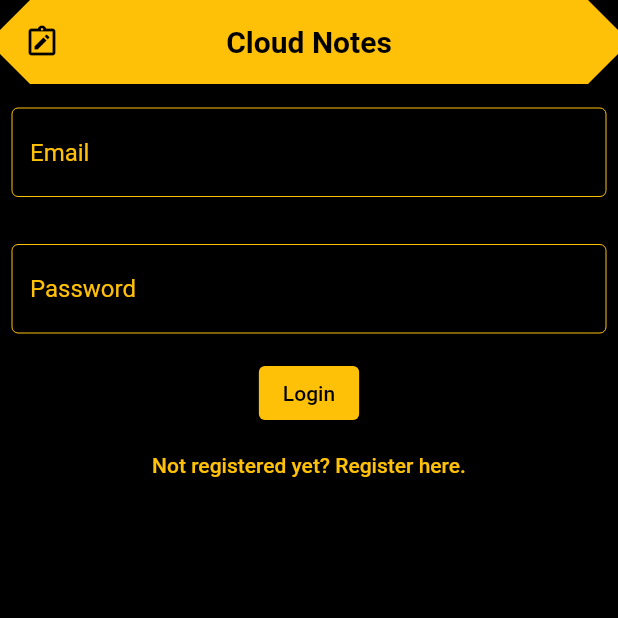
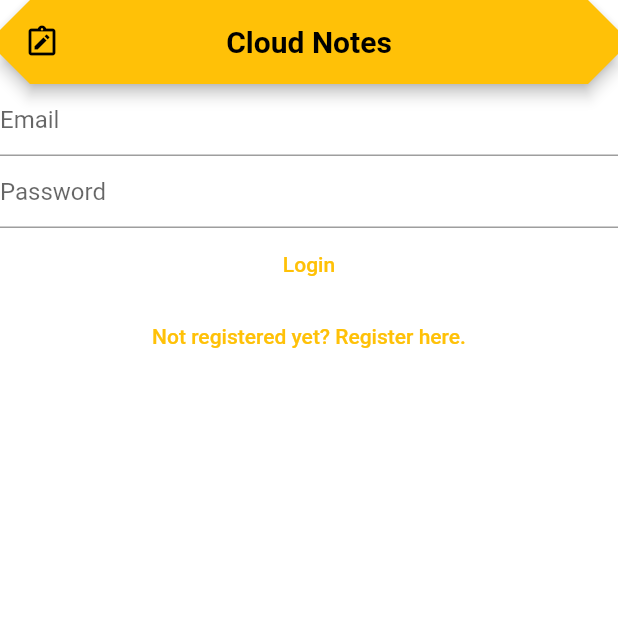
Before and after one commit to Diptonil/cloud-notes, a Flutter app: the screen it shows after launch, on a phone screen of 412 x 824 dp, the top half of it. Run offline on Flutter 3.47's test engine with Material 2 defaults, Android fonts, the light colour scheme and no system bars; our stand-ins replace firebase_auth, firebase_core, hive_flutter; accounts and stored records are empty; Roboto replaces fonts that are missing (Quicksand).

Commit message:
Trying again with NoSQL

```diff
--- a/lib/utils/constants.dart
+++ b/lib/utils/constants.dart
@@ -1,8 +1,6 @@
-// Routes
 import 'package:flutter/material.dart';
 
-
-const String createNoteRoute = '/note/create';
+// Routes
 const String homeRoute = '/home';
 const String loginRoute = '/login';
 const String registerRoute = '/register';
--- a/lib/widgets/appbar.dart
+++ b/lib/widgets/appbar.dart
@@ -1,6 +1,7 @@
 import 'package:flutter/material.dart';
 import 'package:cloudnotes/utils/constants.dart';
 import 'package:cloudnotes/utils/logout.dart';
+import 'dart:developer' as devtools show log;
 import 'package:cloudnotes/widgets/auth/dialogs.dart';
 
 enum MenuItem {
@@ -20,8 +21,8 @@ class AnonymousUserAppBar extends StatelessWidget
       titleSpacing: 0,
       centerTitle: true,
       leading: const Icon(Icons.note_alt_outlined),
-      foregroundColor: secondaryTextColor,
-      backgroundColor: primaryTextColor,
+      foregroundColor: Colors.black,
+      backgroundColor: Colors.amber,
       shape: BeveledRectangleBorder(borderRadius: BorderRadius.circular(20)),
       title: const Text(
         _title,
@@ -49,8 +50,8 @@ class BaseAppBar extends StatelessWidget implements PreferredSizeWidget {
       titleSpacing: 0,
       centerTitle: true,
       leading: const Icon(Icons.note_alt_outlined),
-      foregroundColor: secondaryTextColor,
-      backgroundColor: primaryTextColor,
+      foregroundColor: Colors.black,
+      backgroundColor: Colors.amber,
       shape: BeveledRectangleBorder(borderRadius: BorderRadius.circular(20)),
       title: const Text(
         _title,
@@ -93,6 +94,7 @@ class _PopupMenuState extends State<PopupMenu> {
         switch (value) {
           case MenuItem.logout:
             bool shouldLogout = await showLogoutDialog(context);
+            devtools.log(shouldLogout.toString());
             print(shouldLogout);
             logout(shouldLogout);
             if (context.mounted && shouldLogout) {
--- a/lib/widgets/auth/buttons.dart
+++ b/lib/widgets/auth/buttons.dart
@@ -22,7 +22,7 @@ class _RegisterButtonState extends State<RegisterButton> {
 
   @override
   Widget build(BuildContext context) {
-    return ElevatedButton(
+    return TextButton(
       onPressed: () async {
         final String email = widget.emailController.text;
         final String password = widget.passwordController.text;
@@ -34,10 +34,6 @@ class _RegisterButtonState extends State<RegisterButton> {
           Navigator.push(context, MaterialPageRoute(builder: (ctx) => const EmailVerificationScreen()));
         }
       },
-      style: ButtonStyle(
-        foregroundColor: MaterialStateProperty.all<Color>(secondaryTextColor),
-        backgroundColor: MaterialStateProperty.all<Color>(primaryTextColor),
-      ),
       child: const Text('Register')
     );
   }
@@ -58,16 +54,12 @@ class _LoginButtonState extends State<LoginButton> {
 
   @override
   Widget build(BuildContext context) {
-    return ElevatedButton(
+    return TextButton(
       onPressed: () async {
         final String email = widget.emailController.text;
         final String password = widget.passwordController.text;
         authLogin(context, email, password);
       },
-      style: ButtonStyle(
-        foregroundColor: MaterialStateProperty.all<Color>(secondaryTextColor),
-        backgroundColor: MaterialStateProperty.all<Color>(primaryTextColor),
-      ),
       child: const Text('Login')
     );
   }
@@ -105,13 +97,10 @@ class _RegisterNowButtonState extends State<RegisterNowButton> {
   @override
   Widget build(BuildContext context) {
     return TextButton(
-      style: ButtonStyle(
-        foregroundColor: MaterialStateProperty.all<Color>(primaryTextColor)
-      ),
+      child: const Text('Not registered yet? Register here.'),
       onPressed: () {
         Navigator.of(context).pushNamedAndRemoveUntil(registerRoute, (route) => false);
-      },
-      child: const Text('Not registered yet? Register here.')
+      }
     );
   }
 }
@@ -129,13 +118,10 @@ class _LoginNowButtonState extends State<LoginNowButton> {
   @override
   Widget build(BuildContext context) {
     return TextButton(
-      style: ButtonStyle(
-        foregroundColor: MaterialStateProperty.all<Color>(primaryTextColor)
-      ),
+      child: const Text('Already a member? Login here.'),
       onPressed: () {
         Navigator.of(context).pushNamedAndRemoveUntil(loginRoute, (route) => false);
-      },
-      child: const Text('Not registered yet? Register here.')
+      }
     );
   }
 }
--- a/lib/widgets/auth/screens.dart
+++ b/lib/widgets/auth/screens.dart
@@ -1,4 +1,3 @@
-import 'package:cloudnotes/utils/constants.dart';
 import 'package:flutter/material.dart';
 import 'package:cloudnotes/widgets/auth/body.dart';
 import 'package:cloudnotes/widgets/appbar.dart';
@@ -10,7 +9,7 @@ class LoginScreen extends StatelessWidget {
   @override
   Widget build(BuildContext context) {
     return const Scaffold(
-      backgroundColor: secondaryTextColor,
+      backgroundColor: Colors.white,
       appBar: AnonymousUserAppBar(),
       body: Center(child: LoginBody()),
     );
@@ -24,7 +23,7 @@ class RegisterScreen extends StatelessWidget {
   @override
   Widget build(BuildContext context) {
     return const Scaffold(
-      backgroundColor: secondaryTextColor,
+      backgroundColor: Colors.white,
       appBar: AnonymousUserAppBar(),
       body: Center(child: RegisterBody()),
     );
@@ -38,7 +37,7 @@ class EmailVerificationScreen extends StatelessWidget {
   @override
   Widget build(BuildContext context) {
     return const Scaffold(
-      backgroundColor: secondaryTextColor,
+      backgroundColor: Colors.white,
       appBar: AnonymousUserAppBar(),
       body: Center(child: EmailConfirmationBody()),
     );
--- a/lib/widgets/auth/textfields.dart
+++ b/lib/widgets/auth/textfields.dart
@@ -1,4 +1,3 @@
-import 'package:cloudnotes/utils/constants.dart';
 import 'package:flutter/material.dart';
 
 
@@ -8,31 +7,13 @@ class EmailTextField extends StatelessWidget {
 
   @override
   Widget build(BuildContext context) {
-    return Padding(
-      padding: const EdgeInsets.symmetric(horizontal: 8, vertical: 16),
-      child: TextField(
-        style: const TextStyle(
-          color: primaryTextColor,
-        ),
+    return TextField(
       controller: emailController,
       keyboardType: TextInputType.emailAddress,
       enableSuggestions: true,
       autocorrect: false,
       decoration: const InputDecoration(
-          hintText: 'Email',
-          hintStyle: TextStyle(
-            color: primaryTextColor,
-          ),
-          border: OutlineInputBorder(
-            borderSide: BorderSide(color: primaryTextColor, width: 0.0),
-          ),
-          enabledBorder: OutlineInputBorder(
-            borderSide: BorderSide(color: primaryTextColor, width: 0.0),
-          ),
-          focusedBorder: OutlineInputBorder(
-            borderSide: BorderSide(color: primaryTextColor, width: 0.0),
-          )
-        ),
+        hintText: 'Email'
       )
     );
   }
@@ -45,31 +26,13 @@ class PasswordTextField extends StatelessWidget {
 
   @override
   Widget build(BuildContext context) {
-    return Padding(
-      padding: const EdgeInsets.symmetric(horizontal: 8, vertical: 16),
-      child: TextField(
+    return TextField(
       controller: passwordController,
       obscureText: true,
       enableSuggestions: false,
       autocorrect: false,
       decoration: const InputDecoration(
-          hintText: 'Password',
-          hintStyle: TextStyle(
-            color: primaryTextColor,
-          ),
-          border: OutlineInputBorder(
-            borderSide: BorderSide(color: primaryTextColor, width: 0.0),
-          ),
-          enabledBorder: OutlineInputBorder(
-            borderSide: BorderSide(color: primaryTextColor, width: 0.0),
-          ),
-          focusedBorder: OutlineInputBorder(
-            borderSide: BorderSide(color: primaryTextColor, width: 0.0),
-          )
-        ),
-        style: const TextStyle(
-          color: primaryTextColor,
-        ),
+        hintText: 'Password'
       )
     );
   }
@@ -82,31 +45,13 @@ class ConfirmPasswordTextField extends StatelessWidget {
 
   @override
   Widget build(BuildContext context) {
-    return Padding(
-      padding: const EdgeInsets.symmetric(horizontal: 8, vertical: 16),
-      child: TextField(
+    return TextField(
       controller: confirmPasswordController,
       obscureText: true,
       enableSuggestions: false,
       autocorrect: false,
       decoration: const InputDecoration(
-          hintText: 'Password',
-          hintStyle: TextStyle(
-            color: primaryTextColor,
-          ),
-          border: OutlineInputBorder(
-            borderSide: BorderSide(color: primaryTextColor, width: 0.0),
-          ),
-          enabledBorder: OutlineInputBorder(
-            borderSide: BorderSide(color: primaryTextColor, width: 0.0),
-          ),
-          focusedBorder: OutlineInputBorder(
-            borderSide: BorderSide(color: primaryTextColor, width: 0.0),
-          )
-        ),
-        style: const TextStyle(
-          color: primaryTextColor,
-        ),
+        hintText: 'Confirm Password'
       )
     );
   }
--- a/lib/widgets/notes/buttons.dart
+++ b/lib/widgets/notes/buttons.dart
@@ -1,5 +1,4 @@
 import 'package:cloudnotes/services/database/models.dart';
-import 'package:cloudnotes/services/database/providers.dart';
 import 'package:cloudnotes/utils/constants.dart';
 import 'package:cloudnotes/widgets/notes/screens.dart';
 import 'package:flutter/material.dart';
@@ -54,7 +53,6 @@ class _SaveNoteFloatingActionButtonState extends State<SaveNoteFloatingActionBut
         final String title = widget.titleController.text;
         final String body = widget.bodyController.text;
         Note note = Note(body: body, createdTime: DateTime.now(), isSynced: false, title: title, email: widget.email);
-        await NotesDatabase.instance.create(note);
         if (context.mounted) {
           Navigator.push(
             context,
--- a/lib/widgets/notes/screens.dart
+++ b/lib/widgets/notes/screens.dart
@@ -1,8 +1,8 @@
-import 'package:cloudnotes/utils/constants.dart';
 import 'package:cloudnotes/widgets/appbar.dart';
 import 'package:cloudnotes/widgets/notes/body.dart';
 import 'package:cloudnotes/widgets/notes/buttons.dart';
 import 'package:flutter/material.dart';
+import 'package:cloudnotes/utils/constants.dart';
 
 
 class HomeScreen extends StatelessWidget {
--- a/pubspec.yaml
+++ b/pubspec.yaml
@@ -35,9 +35,10 @@ dependencies:
   cloud_firestore: ^4.5.1
   path_provider: ^2.0.15
   path: ^1.8.2
-  sqflite: ^2.2.8+4
   intl: ^0.18.1
   uuid: ^3.0.4
+  hive: ^2.2.3
+  hive_flutter: ^1.1.0
 
 dev_dependencies:
   flutter_test:
```
Also changed, not shown: lib/main.dart (+3 -6 lines), lib/services/database/providers.dart (deleted, +0 -107 lines), lib/services/database/services.dart (added, +43 -0 lines), lib/widgets/notes/body.dart (+2 -18 lines), tests/auth_test.dart (+1 -1 lines), pubspec.lock. Lines whose indentation alone changed are shown as unchanged.
